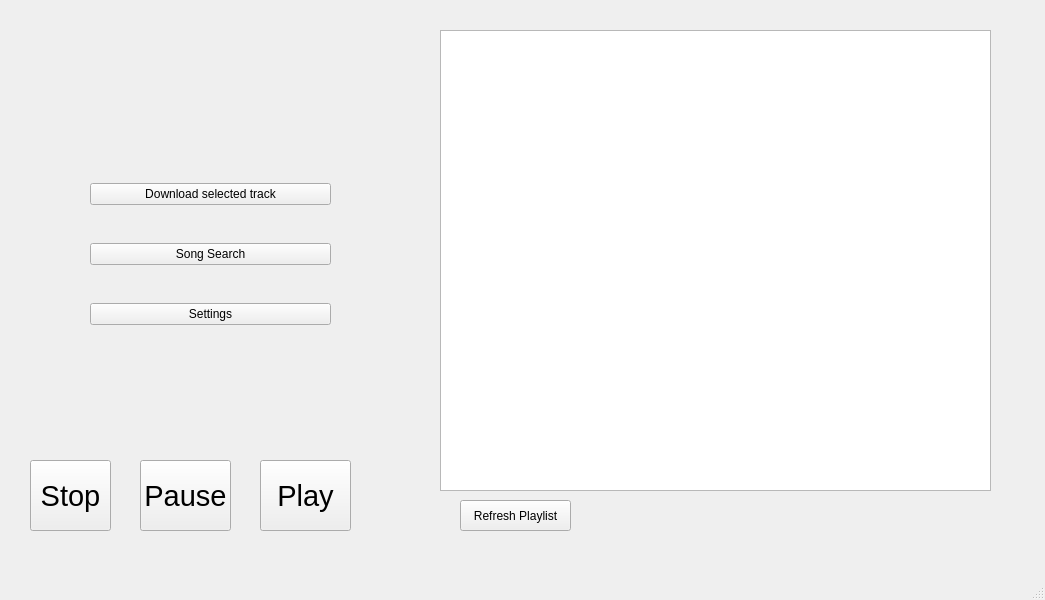
Above: homescreen.ui from gbafana25/sadguriplay before the change. Below: the same form after it.
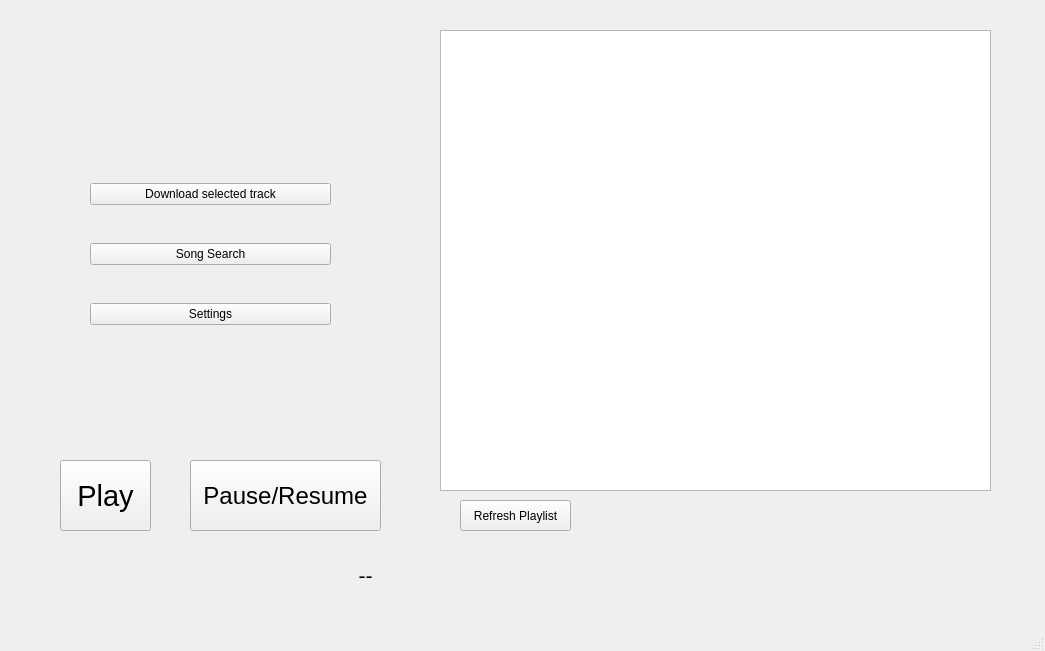
That is the form after the change.

```diff
--- a/homescreen.ui
+++ b/homescreen.ui
@@ -7,7 +7,7 @@
     <x>0</x>
     <y>0</y>
     <width>1045</width>
-    <height>600</height>
+    <height>651</height>
    </rect>
   </property>
   <property name="windowTitle">
@@ -75,7 +75,7 @@
    <widget class="QPushButton" name="playbtn">
     <property name="geometry">
      <rect>
-      <x>260</x>
+      <x>60</x>
       <y>460</y>
       <width>91</width>
       <height>71</height>
@@ -90,40 +90,22 @@
      <string>Play</string>
     </property>
    </widget>
-   <widget class="QPushButton" name="stopbtn">
-    <property name="geometry">
-     <rect>
-      <x>30</x>
-      <y>460</y>
-      <width>81</width>
-      <height>71</height>
-     </rect>
-    </property>
-    <property name="font">
-     <font>
-      <pointsize>22</pointsize>
-     </font>
-    </property>
-    <property name="text">
-     <string>Stop</string>
-    </property>
-   </widget>
    <widget class="QPushButton" name="pausebtn">
     <property name="geometry">
      <rect>
-      <x>140</x>
+      <x>190</x>
       <y>460</y>
-      <width>91</width>
+      <width>191</width>
       <height>71</height>
      </rect>
     </property>
     <property name="font">
      <font>
-      <pointsize>22</pointsize>
+      <pointsize>18</pointsize>
      </font>
     </property>
     <property name="text">
-     <string>Pause</string>
+     <string>Pause/Resume</string>
     </property>
    </widget>
    <widget class="QPushButton" name="refresh_playlistbtn">
@@ -139,6 +121,27 @@
      <string>Refresh Playlist</string>
     </property>
    </widget>
+   <widget class="QLabel" name="curr_song">
+    <property name="geometry">
+     <rect>
+      <x>60</x>
+      <y>560</y>
+      <width>611</width>
+      <height>31</height>
+     </rect>
+    </property>
+    <property name="font">
+     <font>
+      <pointsize>16</pointsize>
+     </font>
+    </property>
+    <property name="text">
+     <string>--</string>
+    </property>
+    <property name="alignment">
+     <set>Qt::AlignCenter</set>
+    </property>
+   </widget>
   </widget>
   <widget class="QMenuBar" name="menubar">
    <property name="geometry">
```
